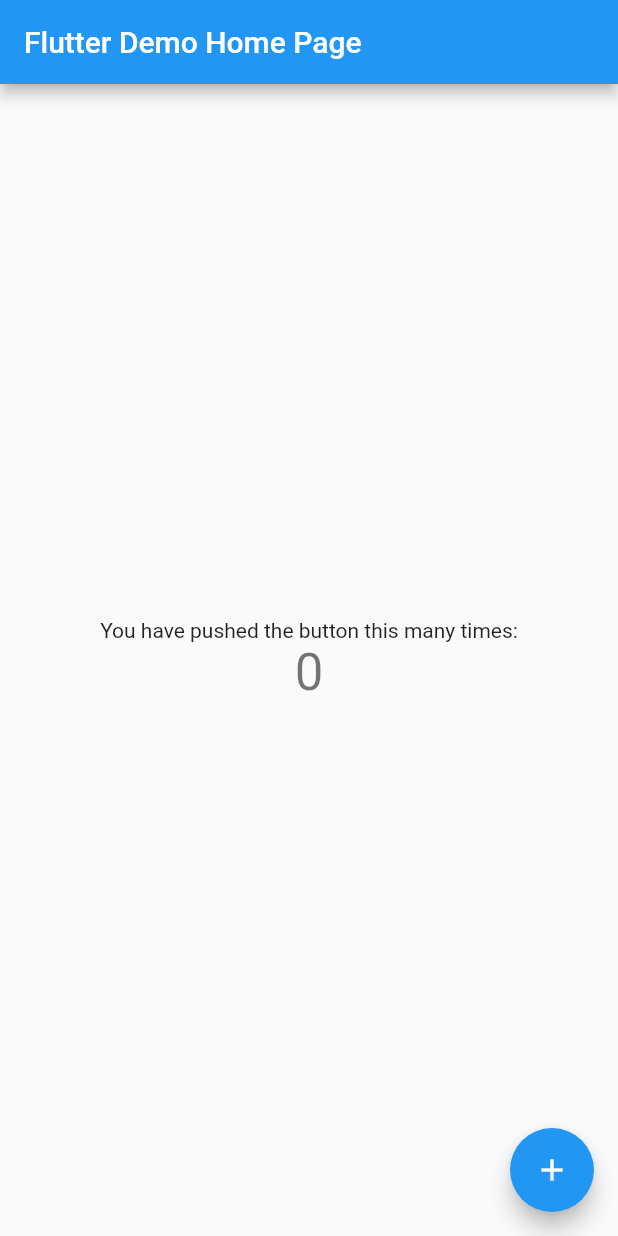
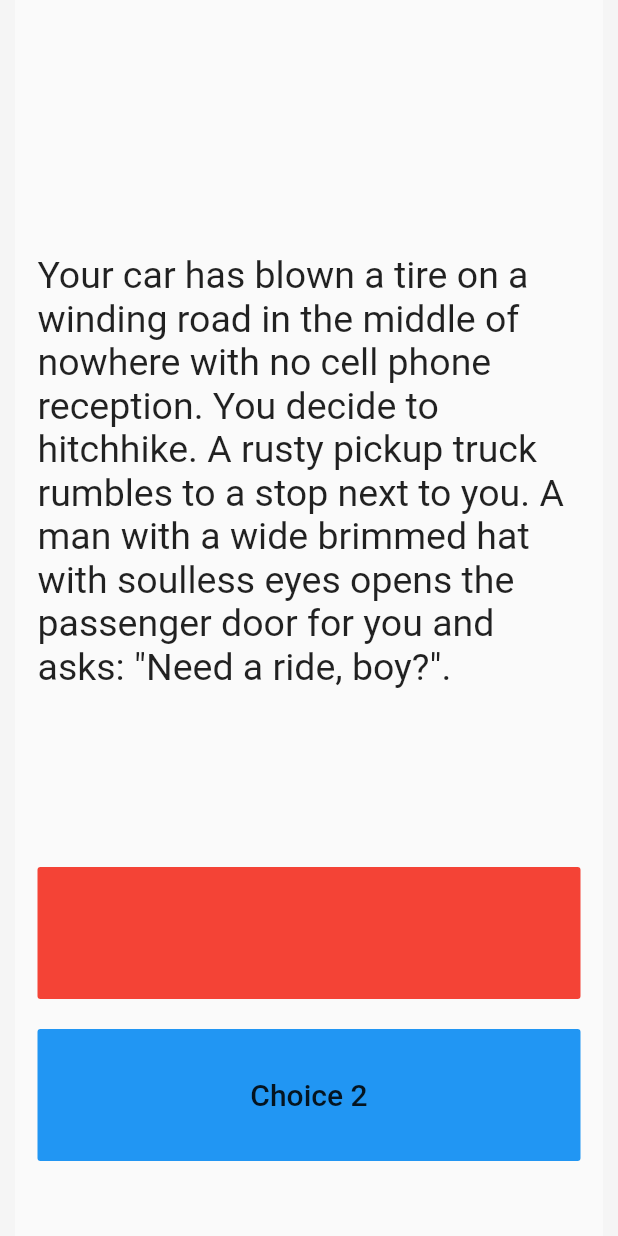
Before and after one commit to analubarreto/StoryTeller, a Flutter app: the screen it shows after launch, on a phone screen of 412 x 824 dp. Run offline on Flutter 3.47's test engine with Material 2 defaults, Android fonts, the phone set to English and light mode, and no system bars.

Commit message:
added graphic design to app

```diff
--- a/lib/StoryBrain.dart
+++ b/lib/StoryBrain.dart
@@ -1,4 +1,4 @@
-import 'package:destini_challenge_starting/Story.dart';
+import 'Story.dart';
 
 class StoryBrain {
   int _storyNumber = 0;
--- a/lib/main.dart
+++ b/lib/main.dart
@@ -1,113 +1,105 @@
 import 'package:flutter/material.dart';
+import './StoryBrain.dart';
 
+StoryBrain storyBrain = StoryBrain();
 void main() {
-  runApp(MyApp());
+  runApp(Destini());
 }
 
-class MyApp extends StatelessWidget {
+class Destini extends StatelessWidget {
   // This widget is the root of your application.
   @override
   Widget build(BuildContext context) {
     return MaterialApp(
       title: 'Flutter Demo',
-      theme: ThemeData(
-        // This is the theme of your application.
-        //
-        // Try running your application with "flutter run". You'll see the
-        // application has a blue toolbar. Then, without quitting the app, try
-        // changing the primarySwatch below to Colors.green and then invoke
-        // "hot reload" (press "r" in the console where you ran "flutter run",
-        // or simply save your changes to "hot reload" in a Flutter IDE).
-        // Notice that the counter didn't reset back to zero; the application
-        // is not restarted.
-        primarySwatch: Colors.blue,
+      home: Scaffold(
+        backgroundColor: Colors.grey.shade100,
+        body: SafeArea(
+          child: Padding(
+            padding: EdgeInsets.symmetric(horizontal: 10.0),
+            child: StoryPage(),
+          ),
+        )
       ),
-      home: MyHomePage(title: 'Flutter Demo Home Page'),
     );
   }
 }
 
-class MyHomePage extends StatefulWidget {
-  MyHomePage({Key key, this.title}) : super(key: key);
-
-  // This widget is the home page of your application. It is stateful, meaning
-  // that it has a State object (defined below) that contains fields that affect
-  // how it looks.
-
-  // This class is the configuration for the state. It holds the values (in this
-  // case the title) provided by the parent (in this case the App widget) and
-  // used by the build method of the State. Fields in a Widget subclass are
-  // always marked "final".
-
-  final String title;
-
+class StoryPage extends StatefulWidget {
   @override
-  _MyHomePageState createState() => _MyHomePageState();
+  _StoryPageState createState() => _StoryPageState();
 }
 
-class _MyHomePageState extends State<MyHomePage> {
-  int _counter = 0;
-
-  void _incrementCounter() {
-    setState(() {
-      // This call to setState tells the Flutter framework that something has
-      // changed in this State, which causes it to rerun the build method below
-      // so that the display can reflect the updated values. If we changed
-      // _counter without calling setState(), then the build method would not be
-      // called again, and so nothing would appear to happen.
-      _counter++;
-    });
-  }
+class _StoryPageState extends State<StoryPage> {
 
   @override
   Widget build(BuildContext context) {
-    // This method is rerun every time setState is called, for instance as done
-    // by the _incrementCounter method above.
-    //
-    // The Flutter framework has been optimized to make rerunning build methods
-    // fast, so that you can just rebuild anything that needs updating rather
-    // than having to individually change instances of widgets.
     return Scaffold(
-      appBar: AppBar(
-        // Here we take the value from the MyHomePage object that was created by
-        // the App.build method, and use it to set our appbar title.
-        title: Text(widget.title),
-      ),
-      body: Center(
-        // Center is a layout widget. It takes a single child and positions it
-        // in the middle of the parent.
-        child: Column(
-          // Column is also a layout widget. It takes a list of children and
-          // arranges them vertically. By default, it sizes itself to fit its
-          // children horizontally, and tries to be as tall as its parent.
-          //
-          // Invoke "debug painting" (press "p" in the console, choose the
-          // "Toggle Debug Paint" action from the Flutter Inspector in Android
-          // Studio, or the "Toggle Debug Paint" command in Visual Studio Code)
-          // to see the wireframe for each widget.
-          //
-          // Column has various properties to control how it sizes itself and
-          // how it positions its children. Here we use mainAxisAlignment to
-          // center the children vertically; the main axis here is the vertical
-          // axis because Columns are vertical (the cross axis would be
-          // horizontal).
-          mainAxisAlignment: MainAxisAlignment.center,
-          children: <Widget>[
-            Text(
-              'You have pushed the button this many times:',
-            ),
-            Text(
-              '$_counter',
-              style: Theme.of(context).textTheme.headline4,
-            ),
-          ],
-        ),
-      ),
-      floatingActionButton: FloatingActionButton(
-        onPressed: _incrementCounter,
-        tooltip: 'Increment',
-        child: Icon(Icons.add),
-      ), // This trailing comma makes auto-formatting nicer for build methods.
+      body: Container (
+        padding: EdgeInsets.symmetric(vertical: 50.0, horizontal: 15.0),
+        constraints: BoxConstraints.expand(),
+        child: SafeArea(
+          child: Column(
+            crossAxisAlignment: CrossAxisAlignment.stretch,
+            children: <Widget>[
+              Expanded(
+                flex: 12,
+                child: Center(
+                  child: Text(
+                    storyBrain.getStory(),
+                    style: TextStyle(
+                      fontSize: 25.0,
+                    ),
+                  ),
+                ),
+              ),
+              Expanded(
+                flex: 2,
+                child: FlatButton(
+                  onPressed: () {
+                    // Choice 1 made by user
+                    //TODO: Step 18 - Call the nextStory() method from storyBrain and pass the number 1 as the choice made by the user.
+                  },
+                  color: Colors.red,
+                  child: Text (
+                  //TODO: Step 13 - Use the storyBrain to get the text for choice 1.
+                  storyBrain.getChoiceOne(),
+                  style: TextStyle(
+                    fontSize: 20.0,
+                  )
+                  )
+                )
+              ),
+              SizedBox(
+                height: 20.0,
+              ),
+              Expanded(
+                flex: 2,
+                //TODO: Step 26 - Use a Flutter Visibility Widget to wrap this FlatButton.
+                //TODO: Step 28 - Set the "visible" property of the Visibility Widget to equal the output from the buttonShouldBeVisible() method in the storyBrain.
+                child: FlatButton(
+                  onPressed: () {
+                    // Choice 2 made by user.
+                    //TODO: Step 19 - Call the nextStory() method from storyBrain and pass the number 2 as the choice made by the user.
+                  },
+                  color: Colors.blue,
+                  child: Text(
+                    //TODO: Step 14 - Use the storyBrain to get the text for choice 2.
+                    'Choice 2',
+                    style: TextStyle(
+                      fontSize: 20.0,
+                    )
+                  )
+                )
+              )
+            ],
+          )
+        )
+      )
     );
   }
 }
+
+//TODO: Step 24 - Run the app and try to figure out what code you need to add to this file to make the story change when you press on the choice buttons.
+
+//TODO: Step 29 - Run the app and test it against the Story Outline to make sure you've completed all the steps. The code for the completed app can be found here: https://github.com/londonappbrewery/destini-challenge-completed/
```
